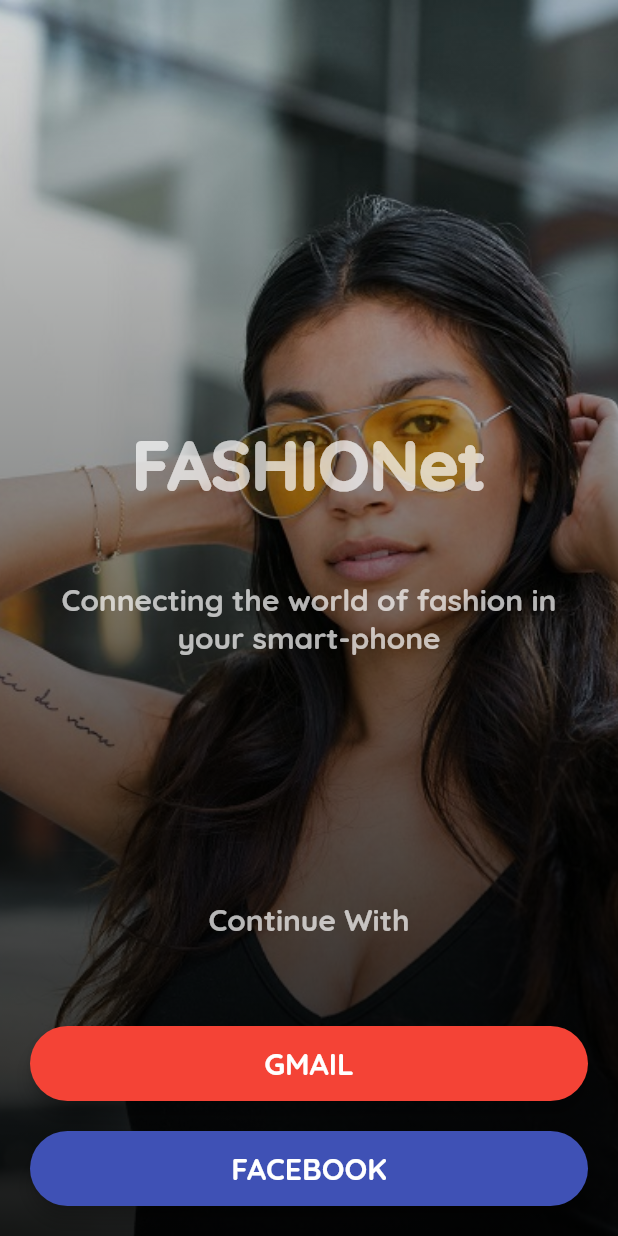
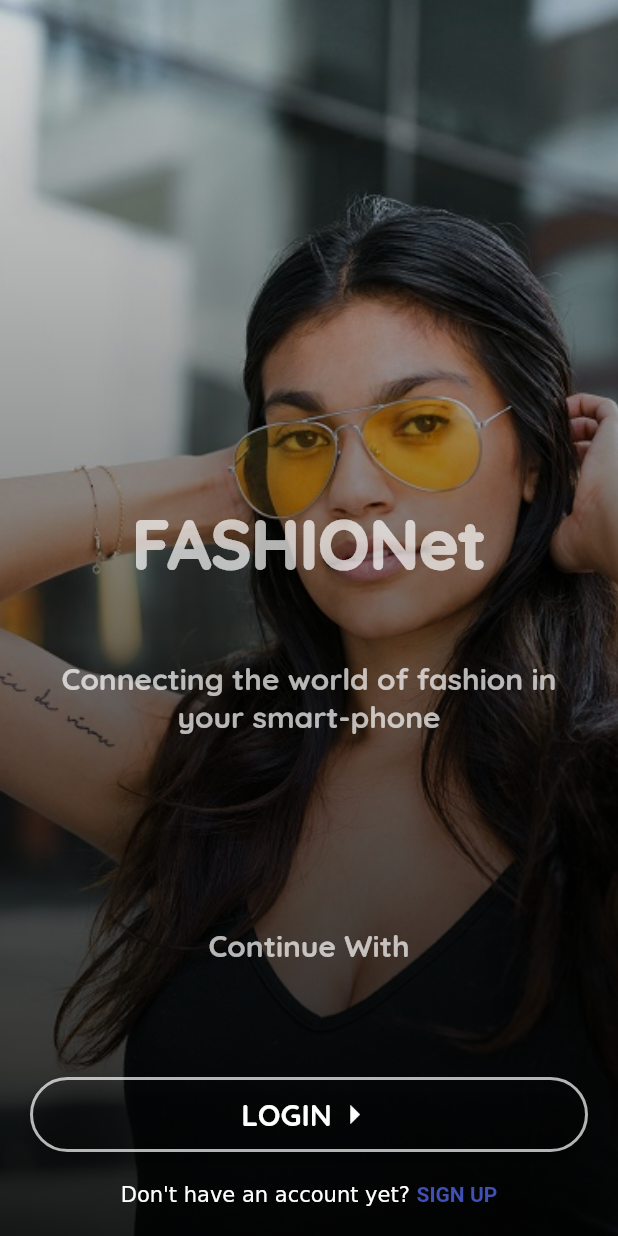
Before and after one commit to chrisoftech/fashionnet, a Flutter app: the screen it shows after launch, on a phone screen of 412 x 824 dp. Run offline on Flutter 3.47's test engine with Material 2 defaults, Android fonts, the phone set to English and light mode, and no system bars; our stand-ins replace carousel_slider.

Commit message:
Re-structured the controls of intro-page.dart

```diff
--- a/lib/modules/auth/intro_page.dart
+++ b/lib/modules/auth/intro_page.dart
@@ -1,6 +1,32 @@
+import 'package:flutter/gestures.dart';
 import 'package:flutter/material.dart';
+import 'package:flutter/services.dart';
 
-class IntroPage extends StatelessWidget {
+class IntroPage extends StatefulWidget {
+  @override
+  _IntroPageState createState() => _IntroPageState();
+}
+
+class _IntroPageState extends State<IntroPage> {
+  TapGestureRecognizer _tapGestureRecognizer;
+
+  @override
+  void initState() {
+    super.initState();
+    _tapGestureRecognizer = TapGestureRecognizer()..onTap = _handleTap;
+  }
+
+  @override
+  void dispose() {
+    _tapGestureRecognizer.dispose();
+    super.dispose();
+  }
+
+  void _handleTap() {
+    HapticFeedback.vibrate();
+    print('sign-up button tapped');
+  }
+
   @override
   Widget build(BuildContext context) {
     final double _deviceHeight = MediaQuery.of(context).size.height;
@@ -44,6 +70,7 @@ class IntroPage extends StatelessWidget {
                       // flex: 2,
                       child: Container(
                         child: Column(
+                          mainAxisAlignment: MainAxisAlignment.center,
                           children: <Widget>[
                             Text(
                               'FASHIONet',
@@ -85,41 +112,8 @@ class IntroPage extends StatelessWidget {
                                 Expanded(
                                   child: Material(
                                     elevation: 5.0,
-                                    color: Colors.red,
-                                    borderRadius: BorderRadius.circular(30.0),
-                                    child: InkWell(
-                                      borderRadius: BorderRadius.circular(30.0),
-                                      onTap: () {
-                                        Navigator.of(context)
-                                            .pushReplacementNamed('/home');
-                                      },
-                                      child: Container(
-                                        height: 50.0,
-                                        alignment: Alignment.center,
-                                        decoration: BoxDecoration(
-                                            borderRadius:
-                                                BorderRadius.circular(30.0)),
-                                        child: Text(
-                                          'GMAIL',
-                                          style: TextStyle(
-                                            color: Colors.white,
-                                            fontSize: 20.0,
-                                            fontWeight: FontWeight.bold,
-                                          ),
-                                        ),
-                                      ),
-                                    ),
-                                  ),
-                                ),
-                              ],
-                            ),
-                            SizedBox(height: 20.0),
-                            Row(
-                              children: <Widget>[
-                                Expanded(
-                                  child: Material(
-                                    elevation: 5.0,
-                                    color: Colors.indigo,
+                                    // color: Theme.of(context).primaryColor,
+                                    color: Colors.transparent,
                                     borderRadius: BorderRadius.circular(30.0),
                                     child: InkWell(
                                       borderRadius: BorderRadius.circular(30.0),
@@ -131,15 +125,29 @@ class IntroPage extends StatelessWidget {
                                         height: 50.0,
                                         alignment: Alignment.center,
                                         decoration: BoxDecoration(
+                                            border: Border.all(
+                                                width: 2.0,
+                                                color: Colors.white70),
                                             borderRadius:
                                                 BorderRadius.circular(30.0)),
-                                        child: Text(
-                                          'FACEBOOK',
-                                          style: TextStyle(
-                                            color: Colors.white,
-                                            fontSize: 20.0,
-                                            fontWeight: FontWeight.bold,
-                                          ),
+                                        child: Row(
+                                          mainAxisAlignment:
+                                              MainAxisAlignment.center,
+                                          children: <Widget>[
+                                            Text(
+                                              'LOGIN',
+                                              style: TextStyle(
+                                                color: Colors.white,
+                                                fontSize: 20.0,
+                                                fontWeight: FontWeight.bold,
+                                              ),
+                                            ),
+                                            Icon(
+                                              Icons.arrow_right,
+                                              size: 30.0,
+                                              color: Colors.white,
+                                            )
+                                          ],
                                         ),
                                       ),
                                     ),
@@ -147,6 +155,55 @@ class IntroPage extends StatelessWidget {
                                 ),
                               ],
                             ),
+                            SizedBox(height: 20.0),
+                            RichText(
+                              text: TextSpan(
+                                text: 'Don\'t have an account yet? ',
+                                children: [
+                                  TextSpan(
+                                    text: 'SIGN UP',
+                                    style: TextStyle(
+                                      color: Theme.of(context).primaryColor,
+                                      fontWeight: FontWeight.bold,
+                                    ),
+                                    recognizer: _tapGestureRecognizer,
+                                  ),
+                                ],
+                              ),
+                            ),
+                            // Row(
+                            //   children: <Widget>[
+                            //     Expanded(
+                            //       child: Material(
+                            //         elevation: 5.0,
+                            //         color: Colors.indigo,
+                            //         borderRadius: BorderRadius.circular(30.0),
+                            //         child: InkWell(
+                            //           borderRadius: BorderRadius.circular(30.0),
+                            //           onTap: () {
+                            //             // Navigator.of(context)
+                            //             //     .pushReplacementNamed('/home');
+                            //           },
+                            //           child: Container(
+                            //             height: 50.0,
+                            //             alignment: Alignment.center,
+                            //             decoration: BoxDecoration(
+                            //                 borderRadius:
+                            //                     BorderRadius.circular(30.0)),
+                            //             child: Text(
+                            //               'FACEBOOK',
+                            //               style: TextStyle(
+                            //                 color: Colors.white,
+                            //                 fontSize: 20.0,
+                            //                 fontWeight: FontWeight.bold,
+                            //               ),
+                            //             ),
+                            //           ),
+                            //         ),
+                            //       ),
+                            //     ),
+                            //   ],
+                            // ),
                           ],
                         ),
                       ),
```
